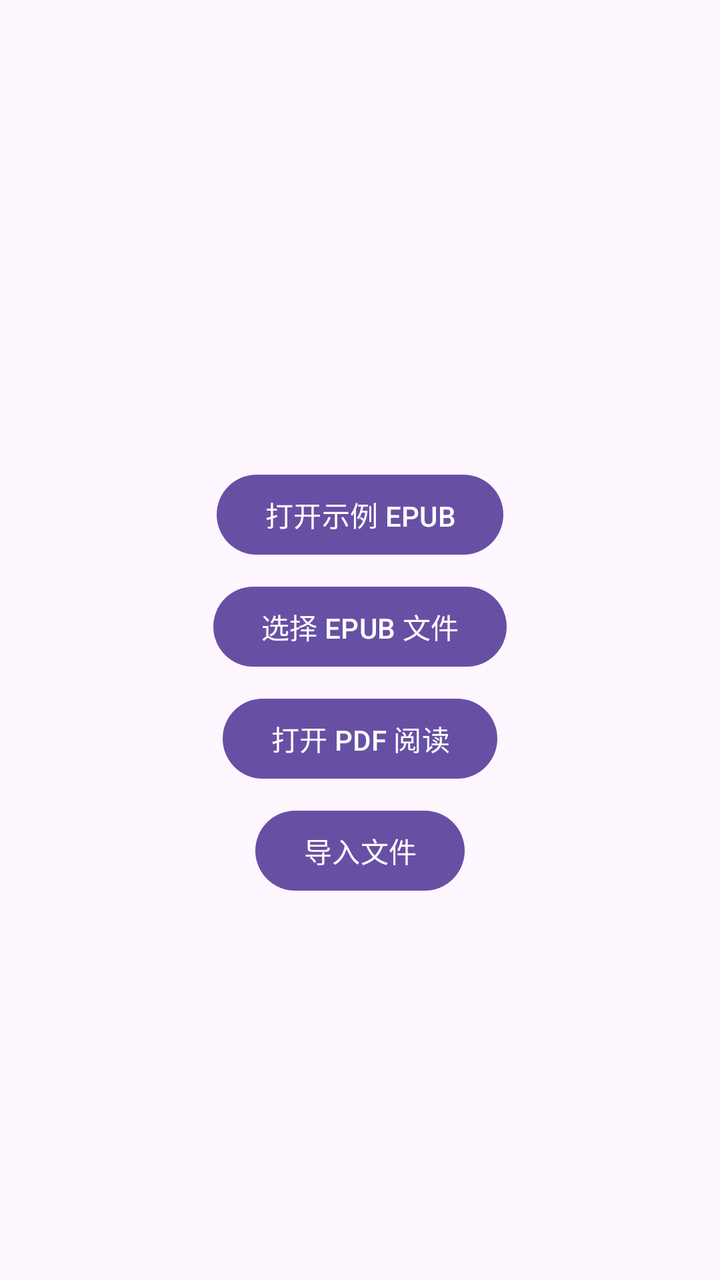
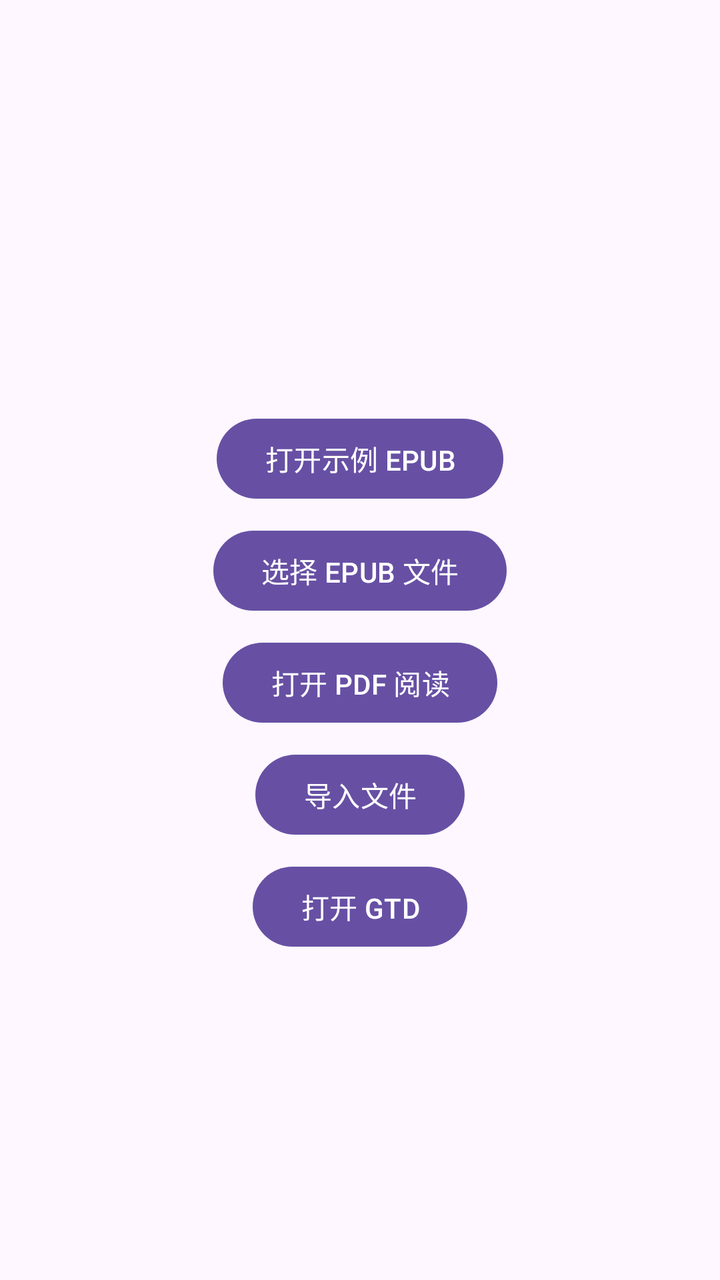

The first picture is an Android layout as it rendered before a commit; the second is the same layout after the commit. The layout source and the unified diff follow.
<!-- AndroidManifest.xml: application theme Theme.Notes -->
<!-- res/layout/activity_main.xml -->
<?xml version="1.0" encoding="utf-8"?>
<LinearLayout xmlns:android="http://schemas.android.com/apk/res/android"
    android:layout_width="match_parent"
    android:layout_height="match_parent"
    android:gravity="center"
    android:orientation="vertical">

    <TextView
        android:id="@+id/helloText"
        android:layout_width="wrap_content"
        android:layout_height="wrap_content" />

    <Button
        android:id="@+id/openSampleButton"
        android:layout_width="wrap_content"
        android:layout_height="wrap_content"
        android:layout_marginTop="24dp"
        android:text="@string/reader_open_sample" />

    <Button
        android:id="@+id/pickEpubButton"
        android:layout_width="wrap_content"
        android:layout_height="wrap_content"
        android:layout_marginTop="8dp"
        android:text="@string/reader_pick_file" />

    <Button
        android:id="@+id/openPdfButton"
        android:layout_width="wrap_content"
        android:layout_height="wrap_content"
        android:layout_marginTop="8dp"
        android:text="@string/main_open_pdf" />

    <Button
        android:id="@+id/importButton"
        android:layout_width="wrap_content"
        android:layout_height="wrap_content"
        android:layout_marginTop="8dp"
        android:text="@string/main_import_file" />

</LinearLayout>
<!-- resources referenced by this layout -->
<resources>
  <string name="main_import_file">导入文件</string>
  <string name="main_open_pdf">打开 PDF 阅读</string>
  <string name="reader_open_sample">打开示例 EPUB</string>
  <string name="reader_pick_file">选择 EPUB 文件</string>
  <style name="Theme.Notes" parent="Theme.Material3.DayNight.NoActionBar" />
</resources>

<!-- the commit's change to res/layout/activity_main.xml (unified diff, before → after) -->
@@ -38,4 +38,11 @@
         android:layout_marginTop="8dp"
         android:text="@string/main_import_file" />
 
+    <Button
+        android:id="@+id/openGtdButton"
+        android:layout_width="wrap_content"
+        android:layout_height="wrap_content"
+        android:layout_marginTop="8dp"
+        android:text="@string/main_open_gtd" />
+
 </LinearLayout>
<!-- resource entries referenced after the edit -->
@@ -1,6 +1,7 @@
 <!-- resources referenced by this layout -->
 <resources>
   <string name="main_import_file">导入文件</string>
+  <string name="main_open_gtd">打开 GTD</string>
   <string name="main_open_pdf">打开 PDF 阅读</string>
   <string name="reader_open_sample">打开示例 EPUB</string>
   <string name="reader_pick_file">选择 EPUB 文件</string>
